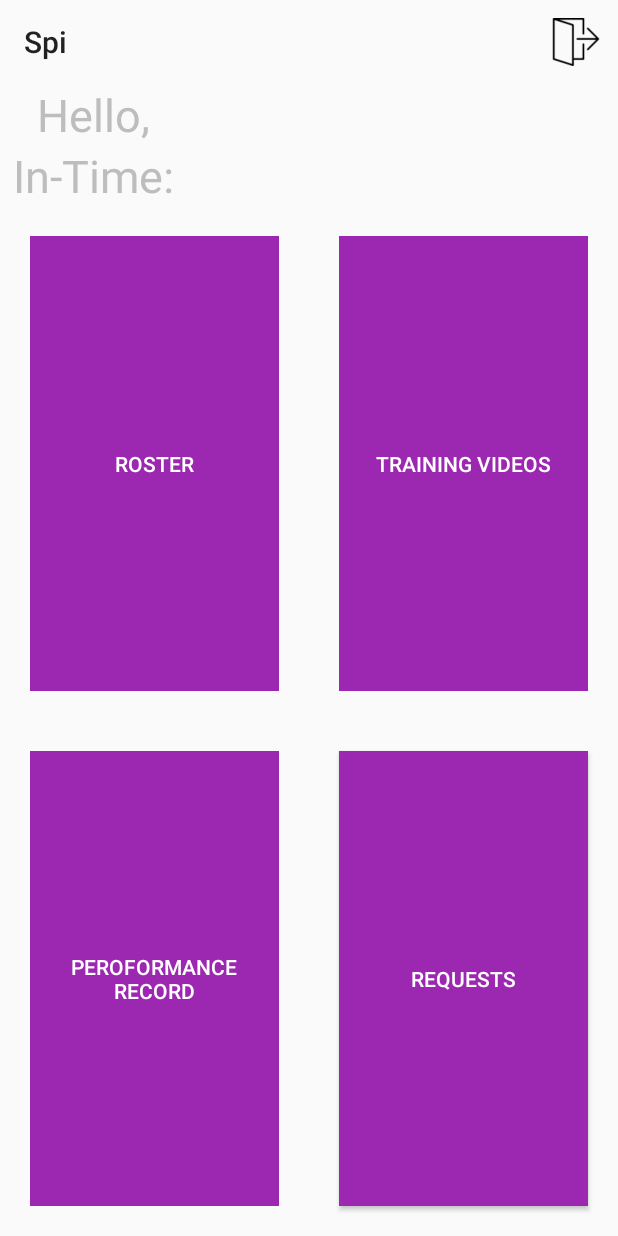
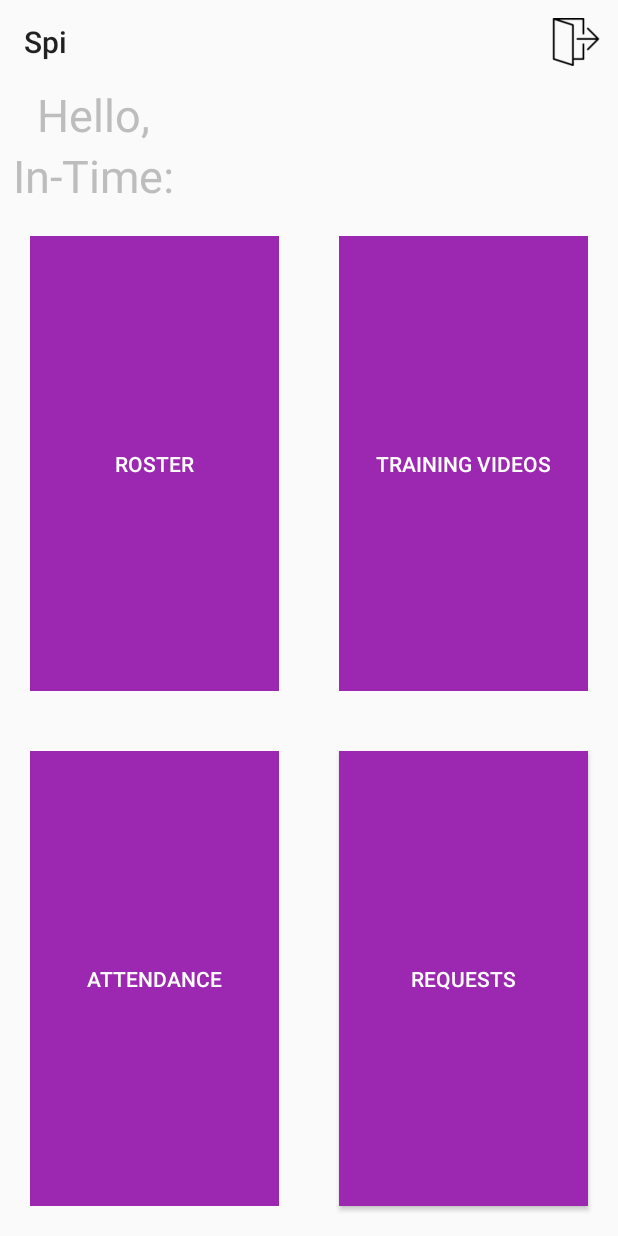
Before and after one commit to ionicc/autonomy_spi, an Android app: the HomeActivity screen opened directly, with no data from a screen before it, after a tap on "ROSTER", on a phone screen of 412 x 824 dp. Run offline under Robolectric (Android 15) with nearby library versions, the phone set to English and light mode, and no system bars; our stand-ins replace Volley; network calls fail.

```diff
--- a/app/src/main/AndroidManifest.xml
+++ b/app/src/main/AndroidManifest.xml
@@ -4,6 +4,7 @@
 
     <uses-permission android:name="android.permission.ACCESS_WIFI_STATE"/>
     <uses-permission android:name="android.permission.INTERNET"/>
+    <uses-permission android:name="android.permission.WRITE_EXTERNAL_STORAGE" />
 
     <application
         android:allowBackup="true"
--- a/app/src/main/java/io/chat/spi/Activities/HomeActivity.java
+++ b/app/src/main/java/io/chat/spi/Activities/HomeActivity.java
@@ -1,7 +1,13 @@
 package io.chat.spi.Activities;
 
 import android.app.DownloadManager;
+import android.content.Context;
 import android.content.Intent;
+import android.content.pm.PackageManager;
+import android.net.Uri;
+import android.os.Environment;
+import android.support.v4.app.ActivityCompat;
+import android.support.v4.content.ContextCompat;
 import android.support.v7.app.AppCompatActivity;
 import android.os.Bundle;
 import android.support.v7.widget.Toolbar;
@@ -25,6 +31,7 @@ import org.json.JSONObject;
 
 import java.util.HashMap;
 import java.util.Map;
+import java.util.jar.Manifest;
 
 import io.chat.spi.R;
 import io.chat.spi.Storage.LocalStorage;
@@ -43,6 +50,10 @@ public class HomeActivity extends AppCompatActivity implements View.OnClickListe
 
    private TextView homeName;
    private TextView homeInTime;
+
+   private DownloadManager downloadManager;
+
+   private static final int MY_PERMISSIONS_REQUEST_READ_CONTACTS = 56;
 
    private static final String LOGOUT_URL = "http://139.59.72.106/logout.php";
    private static final String RETURN_DETAILS_URL = "http://139.59.72.106/return_name.php";
@@ -98,6 +109,11 @@ public class HomeActivity extends AppCompatActivity implements View.OnClickListe
       if (view == reqButton) {
          Intent intent = new Intent(HomeActivity.this, RequestsActivity.class);
          startActivity(intent);
+      }
+
+      if(view == rosterButton) {
+
+         checkPermissions();
       }
    }
 
@@ -214,4 +230,53 @@ public class HomeActivity extends AppCompatActivity implements View.OnClickListe
          requestQueue.add(stringRequest);
       }
    }
+
+   public void checkPermissions() {
+
+      if (ContextCompat.checkSelfPermission(getApplicationContext(),
+              android.Manifest.permission.WRITE_EXTERNAL_STORAGE)
+              != PackageManager.PERMISSION_GRANTED) {
+
+         // Should we show an explanation?
+
+
+            //Didn't add any explanation right now --Sagar Vakkala
+
+            ActivityCompat.requestPermissions(HomeActivity.this,
+                    new String[]{android.Manifest.permission.WRITE_EXTERNAL_STORAGE},
+                    MY_PERMISSIONS_REQUEST_READ_CONTACTS);
+
+            //Requesting permissions for reading contacts
+
+            if (ContextCompat.checkSelfPermission(getApplicationContext(),
+                    android.Manifest.permission.WRITE_EXTERNAL_STORAGE)
+                    == PackageManager.PERMISSION_GRANTED) {
+               Toast.makeText(this,"Downloading",Toast.LENGTH_SHORT).show();
+               downloadRoster();
+
+            }
+
+            else {
+               Toast.makeText(getApplicationContext(),"Please grant access",Toast.LENGTH_SHORT).show();
+            }
+
+
+
+      }
+      else {
+         downloadRoster();
+      }
+   }
+
+   public void downloadRoster() {
+
+
+      downloadManager= (DownloadManager) getSystemService(Context.DOWNLOAD_SERVICE);
+      Uri uri=Uri.parse("http://139.59.72.106/download.pdf");
+      DownloadManager.Request request=new DownloadManager.Request(uri);
+      request.setDestinationInExternalPublicDir(Environment.DIRECTORY_DOWNLOADS, "Roster");
+      request.setNotificationVisibility(DownloadManager.Request.VISIBILITY_VISIBLE_NOTIFY_COMPLETED);
+      downloadManager.enqueue(request);
+
+   }
 }
--- a/app/src/main/res/layout/activity_home.xml
+++ b/app/src/main/res/layout/activity_home.xml
@@ -152,7 +152,7 @@
                     android:textColor="#fff"
                     android:background="@color/colorPrimary"
                     android:gravity="center"
-                    android:text="Peroformance record"/>
+                    android:text="Attendance"/>
 
             </LinearLayout>
 
```
Also changed, not shown: app/src/main/java/io/chat/spi/Activities/MainActivity.java (+14 -6 lines), app/src/main/java/io/chat/spi/Activities/RequestsActivity.java (+8 -0 lines).
